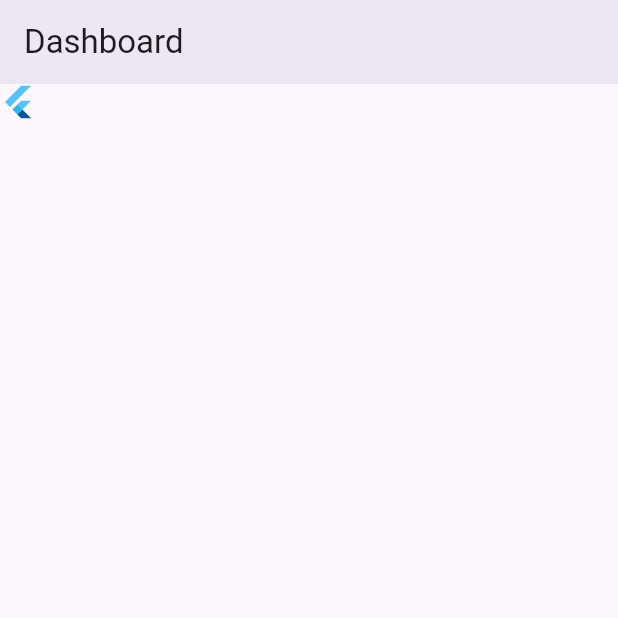
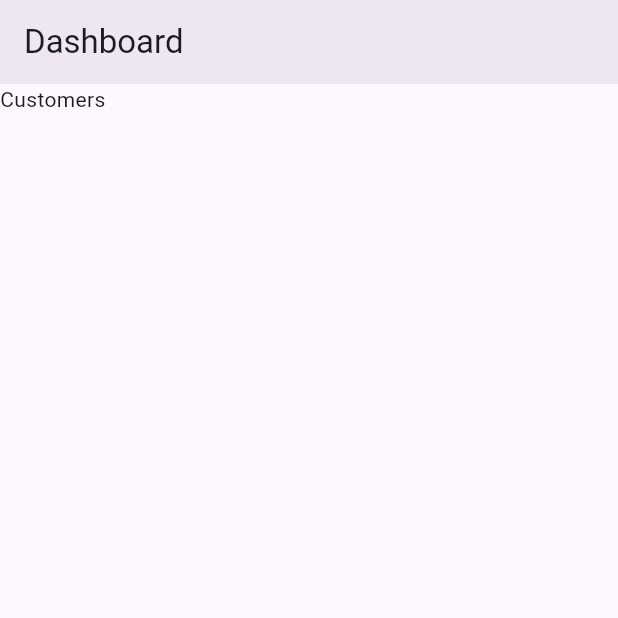
Before and after one commit to tulsi1729/QuickBill, a Flutter app: the screen it shows after launch, on a phone screen of 412 x 824 dp, the top half of it. Run offline on Flutter 3.47's test engine with Material 3 defaults, Android fonts, the phone set to English and light mode, and no system bars; generated files the repository leaves out were written again.

Commit message:
feat: customers

```diff
--- a/lib/src/dashboard/presentation/dashboard_screen.dart
+++ b/lib/src/dashboard/presentation/dashboard_screen.dart
@@ -1,4 +1,6 @@
 import 'package:flutter/material.dart';
+import 'package:quick_bill/src/customers/presentation/view_customers.dart';
+import 'package:quick_bill/src/debug/red_container.dart';
 import 'package:quick_bill/src/localization/app_localizations_context.dart';
 
 class DashboardScreen extends StatelessWidget {
@@ -6,12 +8,29 @@ class DashboardScreen extends StatelessWidget {
 
   @override
   Widget build(BuildContext context) {
+    final Map<String, Type> items = {
+      "customers": ViewCustomers,
+    };
+    final Map<String, String> titlesMap = {
+      "customers": context.l10n.customersLabel,
+    };
+    final keys = items.keys;
     return Scaffold(
       appBar: AppBar(
         title: Text(context.l10n.dashboardTitle),
         elevation: 5,
       ),
-      body: const FlutterLogo(),
+      body: ListView.separated(
+          itemCount: keys.length,
+          separatorBuilder: (_, __) {
+            return const SizedBox(
+              height: 10,
+            );
+          },
+          itemBuilder: (context, index) {
+            final key = keys.elementAt(index);
+            return Text(titlesMap[key] ?? "");
+          }),
     );
   }
 }
--- a/lib/src/localization/app_en.arb
+++ b/lib/src/localization/app_en.arb
@@ -1,4 +1,5 @@
 {
     "appTitle": "Quick Bill",
-    "dashboardTitle": "Dashboard"
+    "dashboardTitle": "Dashboard",
+    "customersLabel": "Customers"
 }
```
Also changed, not shown: lib/src/customers/presentation/view_customers.dart (added, +10 -0 lines), lib/src/debug/red_container.dart (added, +14 -0 lines).
